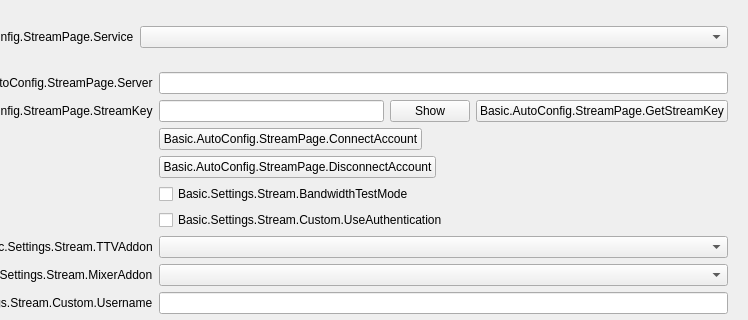
stream-labs/obs-studio, file UI/forms/OBSBasicSettings.ui: the form before one commit; both pictures show x 233 to 981 and y 0 to 320 of the 981 by 726 pixel window.
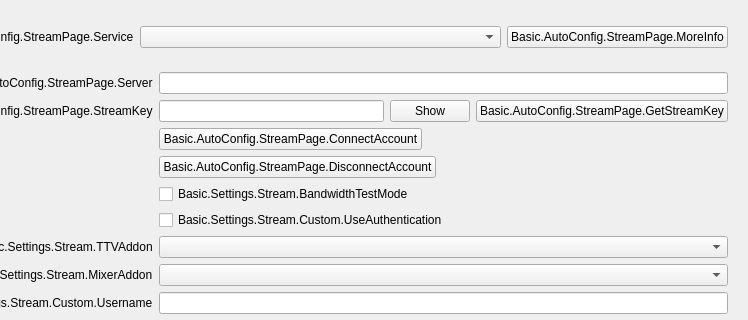
The form after the commit. The open tabs and pages were chosen to show the change. Icons and pictures are not drawn. Custom widgets are drawn as their Qt base class.

Commit message:
UI: Add "More Info" button to Service setting
In the stream settings pages of the auto-config
wizard and basic settings, add a UrlPushButton called More Info so
that users can click the button to be directed to documentation
about why they might pick one streaming service over another.

What changed in the file:
```diff
--- a/UI/forms/OBSBasicSettings.ui
+++ b/UI/forms/OBSBasicSettings.ui
@@ -824,10 +824,41 @@
              </widget>
             </item>
             <item row="3" column="1">
+             <widget class="QWidget" name="serviceWidget" native="true">
+              <layout class="QHBoxLayout" name="serviceWidgetLayout" stretch="0,0">
+               <property name="leftMargin">
+                <number>0</number>
+               </property>
+               <property name="topMargin">
+                <number>0</number>
+               </property>
+               <property name="rightMargin">
+                <number>0</number>
+               </property>
+               <property name="bottomMargin">
+                <number>0</number>
+               </property>
+               <item>
              <widget class="QComboBox" name="service">
               <property name="maxVisibleItems">
                <number>20</number>
               </property>
+                </widget>
+               </item>
+               <item>
+                <widget class="UrlPushButton" name="moreInfoButton">
+                 <property name="sizePolicy">
+                  <sizepolicy hsizetype="Maximum" vsizetype="Fixed">
+                   <horstretch>0</horstretch>
+                   <verstretch>0</verstretch>
+                  </sizepolicy>
+                 </property>
+                 <property name="text">
+                  <string>Basic.AutoConfig.StreamPage.MoreInfo</string>
+                 </property>
+                </widget>
+               </item>
+              </layout>
              </widget>
             </item>
             <item row="1" column="0">
```
Lines whose indentation alone changed are shown as unchanged. The commit also changes 8 other files.
